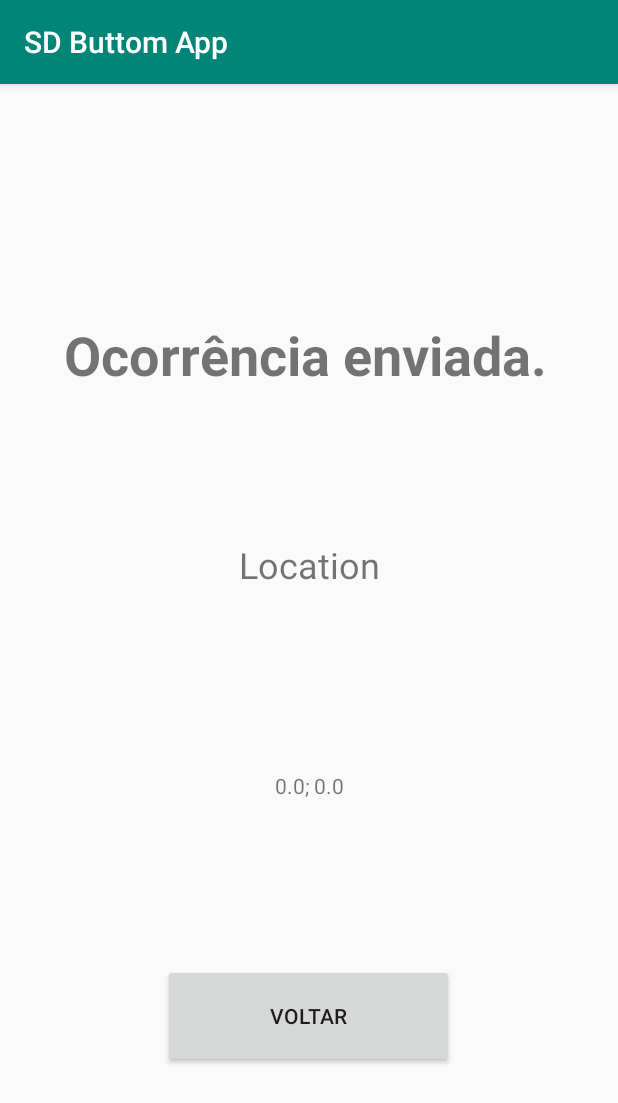
After one commit to sdpos20191/sd-buttom-app, an Android app: the SecondActivity screen opened directly, with no data from a screen before it, on a phone screen of 412 x 824 dp. The commit adds this screen. Shown: the top 1103 px of the screen. Run offline under Robolectric (Android 15) with nearby library versions, the phone set to English and light mode, and no system bars.

Commit message:
Add second activity

```diff
--- a/app/src/main/AndroidManifest.xml
+++ b/app/src/main/AndroidManifest.xml
@@ -2,22 +2,23 @@
 <manifest xmlns:android="http://schemas.android.com/apk/res/android"
     package="cin.ufpe.br.sdbuttomapp">
 
-    <uses-permission android:name="android.permission.ACCESS_COARSE_LOCATION"/>
+    <uses-permission android:name="android.permission.ACCESS_COARSE_LOCATION" />
     <uses-permission android:name="android.permission.INTERNET" />
 
     <application
-        android:usesCleartextTraffic="true"
         android:name=".MainApplication"
         android:allowBackup="true"
         android:icon="@mipmap/ic_launcher"
         android:label="@string/app_name"
         android:roundIcon="@mipmap/ic_launcher_round"
         android:supportsRtl="true"
-        android:theme="@style/AppTheme">
-        <activity
-            android:name=".MainActivity">
+        android:theme="@style/AppTheme"
+        android:usesCleartextTraffic="true">
+        <activity android:name=".SecondActivity"></activity>
+        <activity android:name=".MainActivity">
             <intent-filter>
                 <action android:name="android.intent.action.MAIN" />
+
                 <category android:name="android.intent.category.LAUNCHER" />
             </intent-filter>
         </activity>
--- a/app/src/main/java/cin/ufpe/br/sdbuttomapp/MainActivity.java
+++ b/app/src/main/java/cin/ufpe/br/sdbuttomapp/MainActivity.java
@@ -1,6 +1,7 @@
 package cin.ufpe.br.sdbuttomapp;
 
 import android.Manifest;
+import android.content.Intent;
 import android.content.pm.PackageManager;
 import android.location.Location;
 import android.support.v4.content.ContextCompat;
@@ -19,7 +20,7 @@ import retrofit2.Callback;
 import retrofit2.Response;
 
 public class MainActivity extends AppCompatActivity {
-
+    public static final String EXTRA_MESSAGE = "cin.ufpe.br.sdbuttomapp.MESSAGE";
     private FusedLocationProviderClient fusedLocationClient;
 
     @Override
@@ -36,7 +37,8 @@ public class MainActivity extends AppCompatActivity {
                     System.out.println("Location received: " + location);
                     Timestamp timestamp = new Timestamp(System.currentTimeMillis());
                     Occurrence occurrence = new Occurrence(timestamp.getTime(), location.getLatitude(), location.getLongitude());
-                    createOccurrence(occurrence);
+                    startSecondActivity(location.getLatitude(), location.getLongitude());
+//                  createOccurrence(occurrence);
                 }
             }
         });
@@ -67,4 +69,11 @@ public class MainActivity extends AppCompatActivity {
             }
         });
     }
+
+    void startSecondActivity(double lat, double lng) {
+        Intent intent = new Intent(this, SecondActivity.class);
+        intent.putExtra("lat", lat);
+        intent.putExtra("long", lng);
+        startActivity(intent);
+    }
 }
--- /dev/null
+++ b/app/src/main/java/cin/ufpe/br/sdbuttomapp/SecondActivity.java
@@ -0,0 +1,30 @@
+package cin.ufpe.br.sdbuttomapp;
+
+import android.content.Intent;
+import android.support.v7.app.AppCompatActivity;
+import android.os.Bundle;
+import android.view.View;
+import android.widget.TextView;
+
+public class SecondActivity extends AppCompatActivity {
+
+    @Override
+    protected void onCreate(Bundle savedInstanceState) {
+        super.onCreate(savedInstanceState);
+        setContentView(R.layout.activity_second);
+
+        // Get the Intent that started this activity and extract the string
+        Intent intent = getIntent();
+        double lat = intent.getDoubleExtra("lat", 0.0);
+        double lng = intent.getDoubleExtra("long", 0.0);
+
+        // Capture the layout's TextView and set the string as its text
+        TextView textView = findViewById(R.id.textView4);
+        textView.setText("" + lat + "; " + lng);
+    }
+
+    public void returnToMainActivity(View view) {
+        Intent intent = new Intent(this, MainActivity.class);
+        startActivity(intent);
+    }
+}
--- /dev/null
+++ b/app/src/main/res/layout/activity_second.xml
@@ -0,0 +1,71 @@
+<?xml version="1.0" encoding="utf-8"?>
+<android.support.constraint.ConstraintLayout xmlns:android="http://schemas.android.com/apk/res/android"
+    xmlns:app="http://schemas.android.com/apk/res-auto"
+    xmlns:tools="http://schemas.android.com/tools"
+    android:layout_width="match_parent"
+    android:layout_height="match_parent"
+    tools:context=".SecondActivity">
+
+    <TextView
+        android:id="@+id/textView"
+        android:layout_width="326dp"
+        android:layout_height="48dp"
+        android:layout_marginStart="38dp"
+        android:layout_marginLeft="38dp"
+        android:layout_marginTop="156dp"
+        android:layout_marginEnd="38dp"
+        android:layout_marginRight="38dp"
+        android:text="@string/text"
+        android:textSize="36sp"
+        android:textStyle="bold"
+        app:layout_constraintEnd_toEndOf="parent"
+        app:layout_constraintHorizontal_bias="0.444"
+        app:layout_constraintStart_toStartOf="parent"
+        app:layout_constraintTop_toTopOf="parent"
+        tools:text="@string/text" />
+
+    <Button
+        android:id="@+id/button2"
+        android:layout_width="194dp"
+        android:layout_height="69dp"
+        android:layout_marginBottom="112dp"
+        android:onClick="returnToMainActivity"
+        android:text="Voltar"
+        app:layout_constraintBottom_toBottomOf="parent"
+        app:layout_constraintEnd_toEndOf="parent"
+        app:layout_constraintHorizontal_bias="0.497"
+        app:layout_constraintStart_toStartOf="parent" />
+
+    <TextView
+        android:id="@+id/textView3"
+        android:layout_width="wrap_content"
+        android:layout_height="wrap_content"
+        android:layout_marginStart="8dp"
+        android:layout_marginLeft="8dp"
+        android:layout_marginTop="100dp"
+        android:layout_marginEnd="8dp"
+        android:layout_marginRight="8dp"
+        android:text="Location"
+        android:textSize="24sp"
+        app:layout_constraintEnd_toEndOf="parent"
+        app:layout_constraintStart_toStartOf="parent"
+        app:layout_constraintTop_toBottomOf="@+id/textView" />
+
+    <TextView
+        android:id="@+id/textView4"
+        android:layout_width="wrap_content"
+        android:layout_height="wrap_content"
+        android:layout_marginStart="8dp"
+        android:layout_marginLeft="8dp"
+        android:layout_marginTop="8dp"
+        android:layout_marginEnd="8dp"
+        android:layout_marginRight="8dp"
+        android:layout_marginBottom="108dp"
+        android:text="TextView"
+        app:layout_constraintBottom_toTopOf="@+id/button2"
+        app:layout_constraintEnd_toEndOf="parent"
+        app:layout_constraintStart_toStartOf="parent"
+        app:layout_constraintTop_toBottomOf="@+id/textView3"
+        app:layout_constraintVertical_bias="0.987" />
+
+</android.support.constraint.ConstraintLayout>
--- a/app/src/main/res/values/strings.xml
+++ b/app/src/main/res/values/strings.xml
@@ -1,4 +1,5 @@
 <resources>
     <string name="app_name">SD Buttom App</string>
     <string name="base_uri">http://192.188.188.4:8080/</string>
+    <string name="text">Ocorrência enviada.</string>
 </resources>
```
